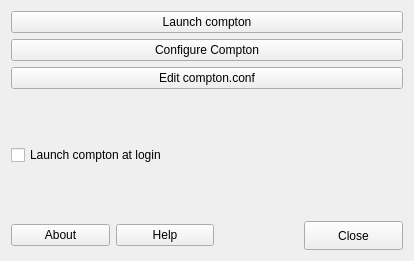
First picture: the form in app/mxcompton.ui, repository MX-Linux/mx-compton, before the edit.
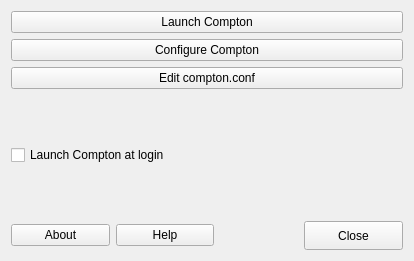
Second picture: the form after the edit. Icons and pictures are not drawn.

What changed in the file:
```diff
--- a/app/mxcompton.ui
+++ b/app/mxcompton.ui
@@ -134,7 +134,7 @@
          <string>XFCE compositor will be disabled</string>
         </property>
         <property name="text">
-         <string>Launch compton</string>
+         <string>Launch Compton</string>
         </property>
         <property name="icon">
          <iconset theme="view-refresh">
@@ -187,7 +187,7 @@
       <item row="4" column="0">
        <widget class="QCheckBox" name="checkBoxautostart">
         <property name="text">
-         <string>Launch compton at login</string>
+         <string>Launch Compton at login</string>
         </property>
        </widget>
       </item>
```
Left out of the diff: 6 changed lines with no effect on the pictures.
